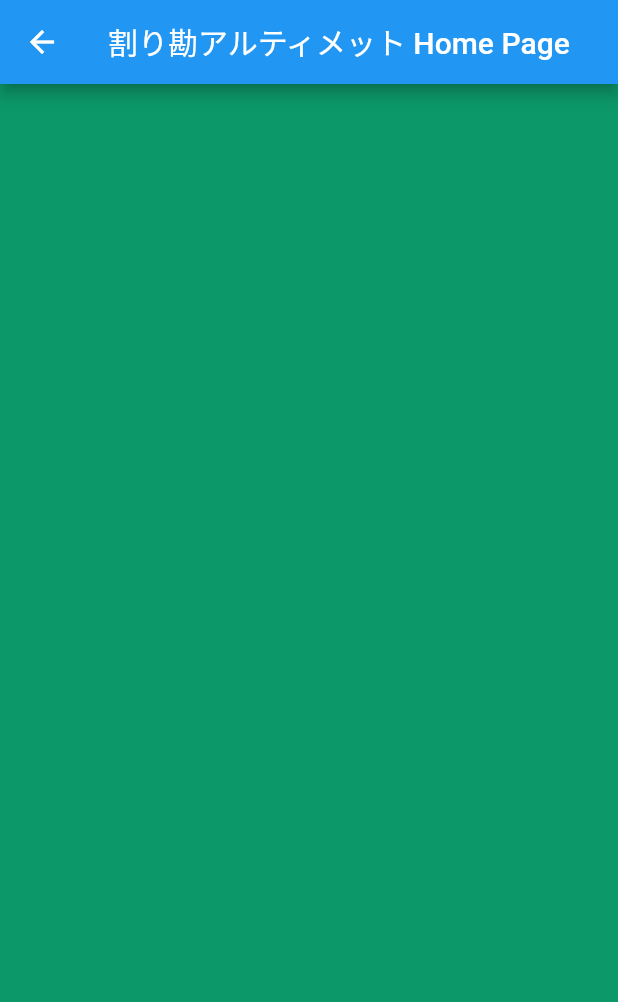
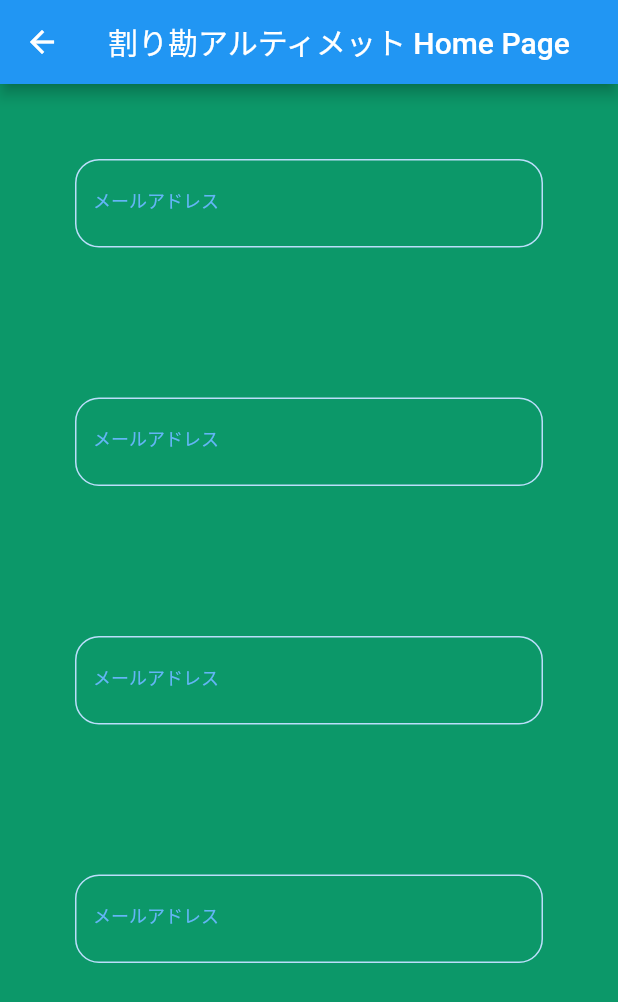
Before and after one commit to KOHEI183/warikan_ultimate, a Flutter app: the PracticeIchiba screen opened directly, on a phone screen of 412 x 824 dp. Shown: the top 1002 px of the screen. Run offline on Flutter 3.47's test engine with Material 2 defaults, Android fonts, the light colour scheme and no system bars.

Commit message:
フォームの作成 #12

```diff
--- /dev/null
+++ b/lib/components/tutorial/ichiba/form/form.dart
@@ -0,0 +1,52 @@
+import 'package:flutter/material.dart';
+import 'package:flutter/services.dart';
+
+class ChangeForm extends StatefulWidget {
+  @override
+  _ChangeFormState createState() => _ChangeFormState();
+}
+
+class _ChangeFormState extends State<ChangeForm> {
+  final _formKey = GlobalKey<FormState>();
+  String _email = '';
+  Widget build(BuildContext context) {
+    return Form(
+        key: _formKey,
+        child: Container(
+            padding: const EdgeInsets.all(50.0),
+            child: Column(
+              children: <Widget>[
+                TextFormField(
+                  autovalidateMode: AutovalidateMode.onUserInteraction,
+                  validator: (String? value) {
+                    return (value != null && !value.contains('@'))
+                        ? 'メールアドレスを正しく入力してください'
+                        : null;
+                  },
+                  decoration: InputDecoration(
+                    focusedBorder: OutlineInputBorder(
+                      borderRadius: BorderRadius.circular(16),
+                      borderSide: const BorderSide(
+                        color: Colors.blue,
+                        width: 2.0,
+                      ),
+                    ),
+                    labelStyle: TextStyle(
+                      fontSize: 12,
+                      color: Colors.blue[300],
+                    ),
+                    labelText: 'メールアドレス',
+                    floatingLabelStyle: const TextStyle(fontSize: 12),
+                    enabledBorder: OutlineInputBorder(
+                      borderRadius: BorderRadius.circular(16),
+                      borderSide: BorderSide(
+                        color: Colors.blue[100]!,
+                        width: 1.0,
+                      ),
+                    ),
+                  ),
+                ),
+              ],
+            )));
+  }
+}
--- a/lib/components/tutorial/ichiba/practice_ichiba.dart
+++ b/lib/components/tutorial/ichiba/practice_ichiba.dart
@@ -1,4 +1,5 @@
 import 'package:flutter/material.dart';
+import 'package:warikan_ultimate/components/tutorial/ichiba/form/form.dart';
 // const
 import 'package:warikan_ultimate/const/text.dart';
 import 'package:warikan_ultimate/const/color.dart';
@@ -15,8 +16,17 @@ class PracticeIchiba extends StatelessWidget {
         title: Text(mainPageText),
       ),
       body: Container(
-        color: mainPrimaryColor,
-      ),
+          color: mainPrimaryColor,
+          child: Container(
+            child: Column(
+              children: <Widget>[
+                ChangeForm(),
+                ChangeForm(),
+                ChangeForm(),
+                ChangeForm(),
+              ],
+            ),
+          )),
     );
   }
 }
```
